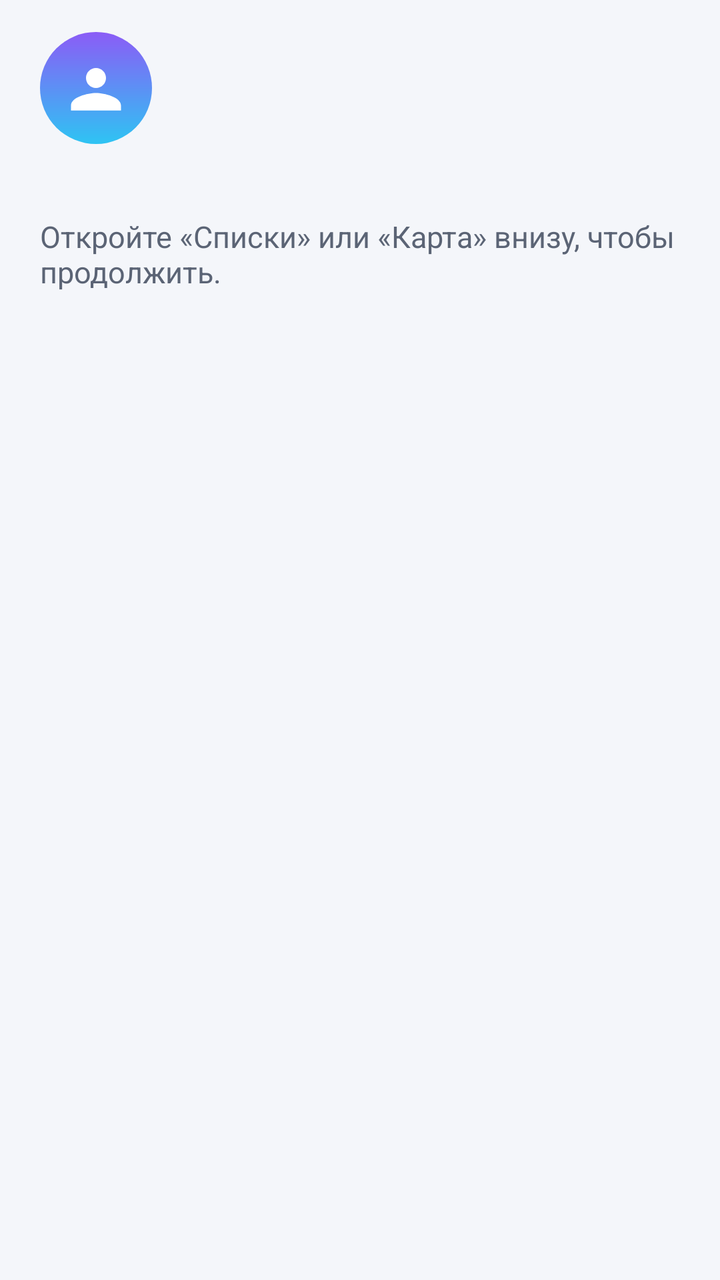
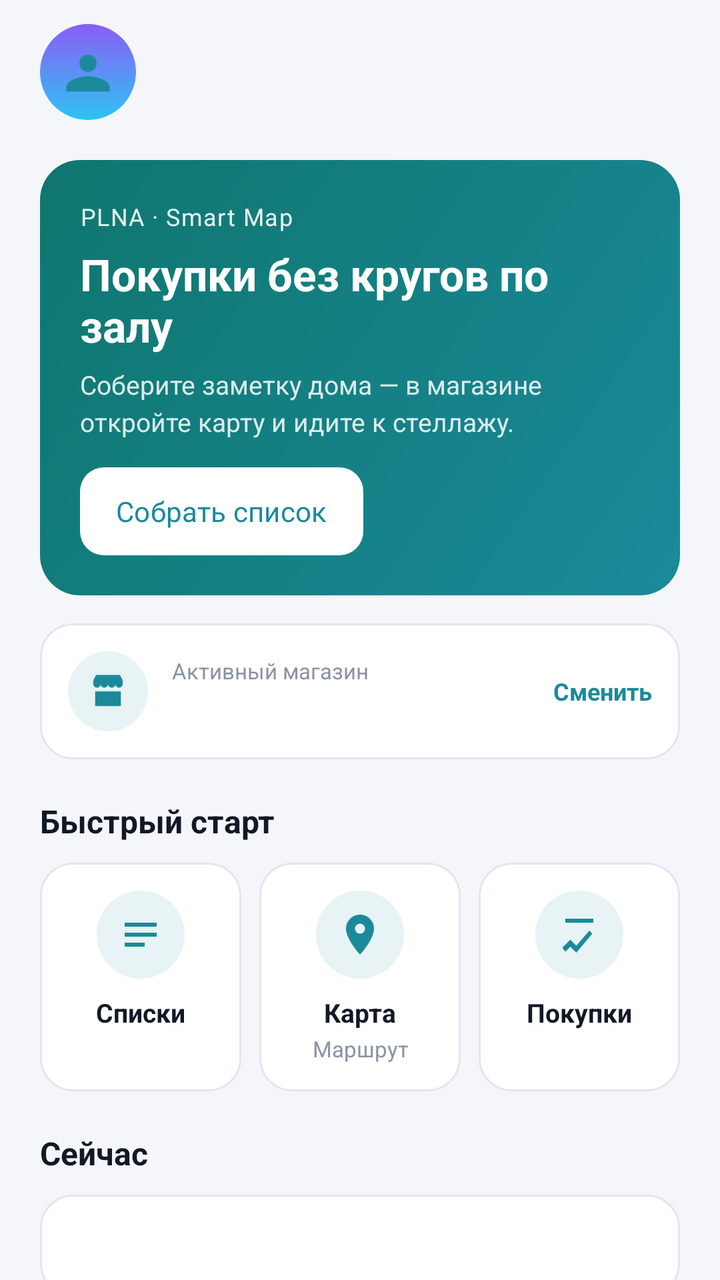

Compare the two renders of this Android layout. The source of the first and the diff that turns it into the second are given below.
<!-- AndroidManifest.xml: application theme Theme.NoteMap -->
<!-- res/layout/fragment_home.xml -->
<?xml version="1.0" encoding="utf-8"?>
<LinearLayout xmlns:android="http://schemas.android.com/apk/res/android"
    android:id="@+id/home_root"
    android:layout_width="match_parent"
    android:layout_height="match_parent"
    android:background="@color/plna_bg"
    android:orientation="vertical"
    android:paddingHorizontal="20dp"
    android:paddingTop="8dp"
    android:paddingBottom="28dp">

    <LinearLayout
        android:id="@+id/user_row"
        android:layout_width="match_parent"
        android:layout_height="wrap_content"
        android:gravity="center_vertical"
        android:orientation="horizontal"
        android:paddingVertical="8dp">

        <FrameLayout
            android:layout_width="56dp"
            android:layout_height="56dp"
            android:background="@drawable/bg_avatar_default">

            <ImageView
                android:id="@+id/user_avatar"
                android:layout_width="30dp"
                android:layout_height="30dp"
                android:layout_gravity="center"
                android:contentDescription="@string/profile_title"
                android:src="@drawable/ic_person" />
        </FrameLayout>

        <LinearLayout
            android:layout_width="0dp"
            android:layout_height="wrap_content"
            android:layout_marginStart="14dp"
            android:layout_weight="1"
            android:orientation="vertical">

            <TextView
                android:id="@+id/user_name"
                android:layout_width="match_parent"
                android:layout_height="wrap_content"
                android:textColor="@color/plna_text"
                android:textSize="22sp"
                android:textStyle="bold" />

            <TextView
                android:id="@+id/user_status"
                android:layout_width="match_parent"
                android:layout_height="wrap_content"
                android:layout_marginTop="2dp"
                android:textColor="@color/plna_text_secondary"
                android:textSize="13sp" />
        </LinearLayout>
    </LinearLayout>

    <TextView
        android:layout_width="match_parent"
        android:layout_height="wrap_content"
        android:layout_marginTop="28dp"
        android:text="@string/home_welcome"
        android:textColor="@color/plna_text_secondary"
        android:textSize="15sp" />
</LinearLayout>
<!-- resources referenced by this layout -->
<resources>
  <string name="home_welcome">Откройте «Списки» или «Карта» внизу, чтобы продолжить.</string>
  <style name="Theme.NoteMap" parent="Theme.MaterialComponents.DayNight.NoActionBar">
          <item name="colorPrimary">@color/plna_accent</item>
          <item name="colorPrimaryVariant">@color/plna_purple_deep</item>
          <item name="colorOnPrimary">@color/plna_bg</item>
          <item name="colorSecondary">@color/plna_purple</item>
          <item name="colorSecondaryVariant">@color/plna_purple_deep</item>
          <item name="colorOnSecondary">@color/white</item>
          <item name="android:statusBarColor">@color/plna_bg</item>
          <item name="android:navigationBarColor">@color/plna_bg</item>
          <item name="android:windowBackground">@color/plna_bg</item>
          <item name="android:colorBackground">@color/plna_bg</item>
          <item name="colorSurface">@color/plna_surface</item>
          <item name="colorOnSurface">@color/plna_text</item>
          <item name="colorError">@color/plna_danger</item>
          <item name="android:windowLightStatusBar">true</item>
      </style>
  <color name="plna_purple_deep">#FF5E45A0</color>
  <color name="plna_purple">#FF7B5FC7</color>
  <!-- unchanged entries left out for length: 10 -->
</resources>

<!-- the commit's change to res/layout/fragment_home.xml (unified diff, before → after) -->
@@ -1,66 +1,369 @@
 <?xml version="1.0" encoding="utf-8"?>
-<LinearLayout xmlns:android="http://schemas.android.com/apk/res/android"
-    android:id="@+id/home_root"
+<androidx.core.widget.NestedScrollView xmlns:android="http://schemas.android.com/apk/res/android"
+    xmlns:app="http://schemas.android.com/apk/res-auto"
+    android:id="@+id/home_scroll"
     android:layout_width="match_parent"
     android:layout_height="match_parent"
     android:background="@color/plna_bg"
-    android:orientation="vertical"
-    android:paddingHorizontal="20dp"
-    android:paddingTop="8dp"
-    android:paddingBottom="28dp">
+    android:fillViewport="true">
 
     <LinearLayout
-        android:id="@+id/user_row"
+        android:id="@+id/home_root"
         android:layout_width="match_parent"
         android:layout_height="wrap_content"
-        android:gravity="center_vertical"
-        android:orientation="horizontal"
-        android:paddingVertical="8dp">
-
-        <FrameLayout
-            android:layout_width="56dp"
-            android:layout_height="56dp"
-            android:background="@drawable/bg_avatar_default">
-
-            <ImageView
-                android:id="@+id/user_avatar"
-                android:layout_width="30dp"
-                android:layout_height="30dp"
-                android:layout_gravity="center"
-                android:contentDescription="@string/profile_title"
-                android:src="@drawable/ic_person" />
-        </FrameLayout>
-
-        <LinearLayout
-            android:layout_width="0dp"
-            android:layout_height="wrap_content"
-            android:layout_marginStart="14dp"
-            android:layout_weight="1"
-            android:orientation="vertical">
-
-            <TextView
-                android:id="@+id/user_name"
+        android:orientation="vertical"
+        android:paddingHorizontal="20dp"
+        android:paddingTop="8dp"
+        android:paddingBottom="28dp">
+
+        
+        <LinearLayout
+            android:id="@+id/user_row"
+            android:layout_width="match_parent"
+            android:layout_height="wrap_content"
+            android:gravity="center_vertical"
+            android:orientation="horizontal"
+            android:paddingVertical="4dp">
+
+            <FrameLayout
+                android:layout_width="48dp"
+                android:layout_height="48dp"
+                android:background="@drawable/bg_avatar_default">
+
+                <ImageView
+                    android:id="@+id/user_avatar"
+                    android:layout_width="26dp"
+                    android:layout_height="26dp"
+                    android:layout_gravity="center"
+                    android:contentDescription="@string/profile_title"
+                    android:src="@drawable/ic_person"
+                    app:tint="@color/plna_accent" />
+            </FrameLayout>
+
+            <LinearLayout
+                android:layout_width="0dp"
+                android:layout_height="wrap_content"
+                android:layout_marginStart="12dp"
+                android:layout_weight="1"
+                android:orientation="vertical">
+
+                <TextView
+                    android:id="@+id/user_greeting"
+                    android:layout_width="match_parent"
+                    android:layout_height="wrap_content"
+                    android:fontFamily="sans-serif-medium"
+                    android:textColor="@color/plna_text_muted"
+                    android:textSize="13sp" />
+
+                <TextView
+                    android:id="@+id/user_name"
+                    android:layout_width="match_parent"
+                    android:layout_height="wrap_content"
+                    android:ellipsize="end"
+                    android:fontFamily="sans-serif-medium"
+                    android:maxLines="1"
+                    android:textColor="@color/plna_text"
+                    android:textSize="22sp"
+                    android:textStyle="bold" />
+            </LinearLayout>
+        </LinearLayout>
+
+        
+        <LinearLayout
+            android:layout_width="match_parent"
+            android:layout_height="wrap_content"
+            android:layout_marginTop="16dp"
+            android:background="@drawable/bg_home_hero"
+            android:orientation="vertical"
+            android:padding="20dp">
+
+            <TextView
                 android:layout_width="match_parent"
                 android:layout_height="wrap_content"
-                android:textColor="@color/plna_text"
+                android:fontFamily="sans-serif-medium"
+                android:letterSpacing="0.04"
+                android:text="@string/home_brand"
+                android:textColor="#E6FFFFFF"
+                android:textSize="12sp" />
+
+            <TextView
+                android:layout_width="match_parent"
+                android:layout_height="wrap_content"
+                android:layout_marginTop="6dp"
+                android:fontFamily="sans-serif-medium"
+                android:text="@string/home_hero_title"
+                android:textColor="@color/white"
                 android:textSize="22sp"
                 android:textStyle="bold" />
 
             <TextView
-                android:id="@+id/user_status"
                 android:layout_width="match_parent"
                 android:layout_height="wrap_content"
-                android:layout_marginTop="2dp"
+                android:layout_marginTop="6dp"
+                android:lineSpacingMultiplier="1.2"
+                android:text="@string/home_hero_body"
+                android:textColor="#D9FFFFFF"
+                android:textSize="13sp" />
+
+            <com.google.android.material.button.MaterialButton
+                android:id="@+id/btn_home_start"
+                android:layout_width="wrap_content"
+                android:layout_height="44dp"
+                android:layout_marginTop="14dp"
+                android:insetTop="0dp"
+                android:insetBottom="0dp"
+                android:minWidth="0dp"
+                android:paddingHorizontal="18dp"
+                android:text="@string/home_cta_list"
+                android:textColor="@color/plna_accent"
+                app:backgroundTint="@color/white"
+                app:cornerRadius="12dp" />
+        </LinearLayout>
+
+        
+        <LinearLayout
+            android:id="@+id/store_card"
+            android:layout_width="match_parent"
+            android:layout_height="wrap_content"
+            android:layout_marginTop="14dp"
+            android:background="@drawable/bg_home_tile"
+            android:clickable="true"
+            android:focusable="true"
+            android:gravity="center_vertical"
+            android:orientation="horizontal"
+            android:padding="14dp">
+
+            <FrameLayout
+                android:layout_width="40dp"
+                android:layout_height="40dp"
+                android:background="@drawable/bg_home_icon">
+
+                <ImageView
+                    android:layout_width="22dp"
+                    android:layout_height="22dp"
+                    android:layout_gravity="center"
+                    android:contentDescription="@string/change_store"
+                    android:src="@drawable/ic_home_store" />
+            </FrameLayout>
+
+            <LinearLayout
+                android:layout_width="0dp"
+                android:layout_height="wrap_content"
+                android:layout_marginStart="12dp"
+                android:layout_weight="1"
+                android:orientation="vertical">
+
+                <TextView
+                    android:layout_width="match_parent"
+                    android:layout_height="wrap_content"
+                    android:fontFamily="sans-serif-medium"
+                    android:text="@string/home_store_label"
+                    android:textColor="@color/plna_text_muted"
+                    android:textSize="11sp" />
+
+                <TextView
+                    android:id="@+id/home_store_name"
+                    android:layout_width="match_parent"
+                    android:layout_height="wrap_content"
+                    android:ellipsize="end"
+                    android:fontFamily="sans-serif-medium"
+                    android:maxLines="1"
+                    android:textColor="@color/plna_text"
+                    android:textSize="15sp"
+                    android:textStyle="bold" />
+            </LinearLayout>
+
+            <TextView
+                android:layout_width="wrap_content"
+                android:layout_height="wrap_content"
+                android:text="@string/home_store_change"
+                android:textColor="@color/plna_accent"
+                android:textSize="12sp"
+                android:textStyle="bold" />
+        </LinearLayout>
+
+        
+        <TextView
+            android:layout_width="match_parent"
+            android:layout_height="wrap_content"
+            android:layout_marginTop="20dp"
+            android:fontFamily="sans-serif-medium"
+            android:text="@string/home_section_actions"
+            android:textColor="@color/plna_text"
+            android:textSize="16sp"
+            android:textStyle="bold" />
+
+        <LinearLayout
+            android:layout_width="match_parent"
+            android:layout_height="wrap_content"
+            android:layout_marginTop="10dp"
+            android:orientation="horizontal">
+
+            <LinearLayout
+                android:id="@+id/tile_lists"
+                android:layout_width="0dp"
+                android:layout_height="wrap_content"
+                android:layout_marginEnd="6dp"
+                android:layout_weight="1"
+                android:background="@drawable/bg_home_tile"
+                android:clickable="true"
+                android:focusable="true"
+                android:gravity="center_horizontal"
+                android:orientation="vertical"
+                android:padding="14dp">
+
+                <FrameLayout
+                    android:layout_width="44dp"
+                    android:layout_height="44dp"
+                    android:background="@drawable/bg_home_icon">
+
+                    <ImageView
+                        android:layout_width="24dp"
+                        android:layout_height="24dp"
+                        android:layout_gravity="center"
+                        android:contentDescription="@string/nav_lists"
+                        android:src="@drawable/ic_home_lists" />
+                </FrameLayout>
+
+                <TextView
+                    android:layout_width="wrap_content"
+                    android:layout_height="wrap_content"
+                    android:layout_marginTop="8dp"
+                    android:fontFamily="sans-serif-medium"
+                    android:text="@string/nav_lists"
+                    android:textColor="@color/plna_text"
+                    android:textSize="13sp"
+                    android:textStyle="bold" />
+
+                <TextView
+                    android:id="@+id/tile_lists_meta"
+                    android:layout_width="wrap_content"
+                    android:layout_height="wrap_content"
+                    android:layout_marginTop="2dp"
+                    android:gravity="center"
+                    android:textColor="@color/plna_text_muted"
+                    android:textSize="11sp" />
+            </LinearLayout>
+
+            <LinearLayout
+                android:id="@+id/tile_map"
+                android:layout_width="0dp"
+                android:layout_height="wrap_content"
+                android:layout_marginHorizontal="3dp"
+                android:layout_weight="1"
+                android:background="@drawable/bg_home_tile"
+                android:clickable="true"
+                android:focusable="true"
+                android:gravity="center_horizontal"
+                android:orientation="vertical"
+                android:padding="14dp">
+
+                <FrameLayout
+                    android:layout_width="44dp"
+                    android:layout_height="44dp"
+                    android:background="@drawable/bg_home_icon">
+
+                    <ImageView
+                        android:layout_width="24dp"
+                        android:layout_height="24dp"
+                        android:layout_gravity="center"
+                        android:contentDescription="@string/nav_map"
+                        android:src="@drawable/ic_home_map" />
+                </FrameLayout>
+
+                <TextView
+                    android:layout_width="wrap_content"
+                    android:layout_height="wrap_content"
+                    android:layout_marginTop="8dp"
+                    android:fontFamily="sans-serif-medium"
+                    android:text="@string/nav_map"
+                    android:textColor="@color/plna_text"
+                    android:textSize="13sp"
+                    android:textStyle="bold" />
+
+                <TextView
+                    android:layout_width="wrap_content"
+                    android:layout_height="wrap_content"
+                    android:layout_marginTop="2dp"
+                    android:gravity="center"
+                    android:text="@string/home_tile_map_meta"
+                    android:textColor="@color/plna_text_muted"
+                    android:textSize="11sp" />
+            </LinearLayout>
+
+            <LinearLayout
+                android:id="@+id/tile_insights"
+                android:layout_width="0dp"
+                android:layout_height="wrap_content"
+                android:layout_marginStart="6dp"
+                android:layout_weight="1"
+                android:background="@drawable/bg_home_tile"
+                android:clickable="true"
+                android:focusable="true"
+                android:gravity="center_horizontal"
+                android:orientation="vertical"
+                android:padding="14dp">
+
+                <FrameLayout
+                    android:layout_width="44dp"
+                    android:layout_height="44dp"
+                    android:background="@drawable/bg_home_icon">
+
+                    <ImageView
+                        android:layout_width="24dp"
+                        android:layout_height="24dp"
+                        android:layout_gravity="center"
+                        android:contentDescription="@string/insights_title"
+                        android:src="@drawable/ic_home_insights" />
+                </FrameLayout>
+
+                <TextView
+                    android:layout_width="wrap_content"
+                    android:layout_height="wrap_content"
+                    android:layout_marginTop="8dp"
+                    android:fontFamily="sans-serif-medium"
+                    android:text="@string/home_tile_insights"
+                    android:textColor="@color/plna_text"
+                    android:textSize="13sp"
+                    android:textStyle="bold" />
+
+                <TextView
+                    android:id="@+id/tile_insights_meta"
+                    android:layout_width="wrap_content"
+                    android:layout_height="wrap_content"
+                    android:layout_marginTop="2dp"
+                    android:gravity="center"
+                    android:textColor="@color/plna_text_muted"
+                    android:textSize="11sp" />
+            </LinearLayout>
+        </LinearLayout>
+
+        
+        <TextView
+            android:layout_width="match_parent"
+            android:layout_height="wrap_content"
+            android:layout_marginTop="20dp"
+            android:fontFamily="sans-serif-medium"
+            android:text="@string/home_section_summary"
+            android:textColor="@color/plna_text"
+            android:textSize="16sp"
+            android:textStyle="bold" />
+
+        <LinearLayout
+            android:layout_width="match_parent"
+            android:layout_height="wrap_content"
+            android:layout_marginTop="10dp"
+            android:background="@drawable/bg_home_tile"
+            android:orientation="vertical"
+            android:padding="16dp">
+
+            <TextView
+                android:id="@+id/home_summary"
+                android:layout_width="match_parent"
+                android:layout_height="wrap_content"
+                android:lineSpacingMultiplier="1.25"
                 android:textColor="@color/plna_text_secondary"
-                android:textSize="13sp" />
+                android:textSize="14sp" />
         </LinearLayout>
     </LinearLayout>
-
-    <TextView
-        android:layout_width="match_parent"
-        android:layout_height="wrap_content"
-        android:layout_marginTop="28dp"
-        android:text="@string/home_welcome"
-        android:textColor="@color/plna_text_secondary"
-        android:textSize="15sp" />
-</LinearLayout>
+</androidx.core.widget.NestedScrollView>
<!-- resource entries referenced after the edit -->
@@ -1,24 +1,115 @@
 <!-- resources referenced by this layout -->
 <resources>
-  <string name="home_welcome">Откройте «Списки» или «Карта» внизу, чтобы продолжить.</string>
-  <style name="Theme.NoteMap" parent="Theme.MaterialComponents.DayNight.NoActionBar">
+  <color name="plna_text_muted">#FF8A93A3</color>
+  <!-- drawable bg_home_hero (drawable) -->
+  <?xml version="1.0" encoding="utf-8"?>
+  <shape xmlns:android="http://schemas.android.com/apk/res/android">
+      <gradient
+          android:angle="135"
+          android:endColor="#FF0F766E"
+          android:startColor="#FF1A8A9A"
+          android:type="linear" />
+      <corners android:radius="20dp" />
+  </shape>
+  <!-- drawable bg_home_icon (drawable) -->
+  <?xml version="1.0" encoding="utf-8"?>
+  <shape xmlns:android="http://schemas.android.com/apk/res/android"
+      android:shape="oval">
+      <solid android:color="#1A1A8A9A" />
+  </shape>
+  <!-- drawable bg_home_tile (drawable) -->
+  <?xml version="1.0" encoding="utf-8"?>
+  <shape xmlns:android="http://schemas.android.com/apk/res/android">
+      <solid android:color="@color/plna_surface" />
+      <corners android:radius="16dp" />
+      <stroke
+          android:width="1dp"
+          android:color="@color/plna_stroke" />
+  </shape>
+  <!-- drawable ic_home_insights (drawable) -->
+  <?xml version="1.0" encoding="utf-8"?>
+  <vector xmlns:android="http://schemas.android.com/apk/res/android"
+      android:width="24dp"
+      android:height="24dp"
+      android:viewportWidth="24"
+      android:viewportHeight="24">
+      <path
+          android:fillColor="#FF1A8A9A"
+          android:pathData="M3.5,18.5l4,-4 3,3 6.5,-7.5 1.5,1.5 -8,9.5 -3,-3 -2.5,2.5zM5,4h14v2H5V4z" />
+  </vector>
+  <!-- drawable ic_home_lists (drawable) -->
+  <?xml version="1.0" encoding="utf-8"?>
+  <vector xmlns:android="http://schemas.android.com/apk/res/android"
+      android:width="24dp"
+      android:height="24dp"
+      android:viewportWidth="24"
+      android:viewportHeight="24">
+      <path
+          android:fillColor="#FF1A8A9A"
+          android:pathData="M4,6h16v2H4V6zM4,11h16v2H4V11zM4,16h10v2H4V16z" />
+  </vector>
+  <!-- drawable ic_home_map (drawable) -->
+  <?xml version="1.0" encoding="utf-8"?>
+  <vector xmlns:android="http://schemas.android.com/apk/res/android"
+      android:width="24dp"
+      android:height="24dp"
+      android:viewportWidth="24"
+      android:viewportHeight="24">
+      <path
+          android:fillColor="#FF1A8A9A"
+          android:pathData="M12,2C8.13,2 5,5.13 5,9c0,5.25 7,13 7,13s7,-7.75 7,-13c0,-3.87 -3.13,-7 -7,-7zM12,11.5c-1.38,0 -2.5,-1.12 -2.5,-2.5s1.12,-2.5 2.5,-2.5 2.5,1.12 2.5,2.5 -1.12,2.5 -2.5,2.5z" />
+  </vector>
+  <!-- drawable ic_home_store (drawable) -->
+  <?xml version="1.0" encoding="utf-8"?>
+  <vector xmlns:android="http://schemas.android.com/apk/res/android"
+      android:width="24dp"
+      android:height="24dp"
+      android:viewportWidth="24"
+      android:viewportHeight="24">
+      <path
+          android:fillColor="#FF1A8A9A"
+          android:pathData="M4,6l1.5,-3h13L20,6v2c0,1.1 -0.9,2 -2,2s-2,-0.9 -2,-2c0,1.1 -0.9,2 -2,2s-2,-0.9 -2,-2c0,1.1 -0.9,2 -2,2s-2,-0.9 -2,-2c0,1.1 -0.9,2 -2,2S4,9.1 4,8V6zM5,12h14v8H5v-8z" />
+  </vector>
+  <string name="change_store">Сменить магазин</string>
+  <string name="home_brand">PLNA · Smart Map</string>
+  <string name="home_cta_list">Собрать список</string>
+  <string name="home_hero_body">Соберите заметку дома — в магазине откройте карту и идите к стеллажу.</string>
+  <string name="home_hero_title">Покупки без кругов по залу</string>
+  <string name="home_section_actions">Быстрый старт</string>
+  <string name="home_section_summary">Сейчас</string>
+  <string name="home_store_change">Сменить</string>
+  <string name="home_store_label">Активный магазин</string>
+  <string name="home_tile_insights">Покупки</string>
+  <string name="home_tile_map_meta">Маршрут</string>
+  <string name="insights_title">Мои покупки</string>
+  <string name="nav_lists">Списки</string>
+  <string name="nav_map">Карта</string>
+  <style name="Theme.NoteMap" parent="Theme.Material3.Light.NoActionBar">
           <item name="colorPrimary">@color/plna_accent</item>
-          <item name="colorPrimaryVariant">@color/plna_purple_deep</item>
-          <item name="colorOnPrimary">@color/plna_bg</item>
-          <item name="colorSecondary">@color/plna_purple</item>
-          <item name="colorSecondaryVariant">@color/plna_purple_deep</item>
+          <item name="colorOnPrimary">@color/white</item>
+          <item name="colorPrimaryContainer">@color/plna_accent_soft</item>
+          <item name="colorOnPrimaryContainer">@color/plna_text</item>
+          <item name="colorSecondary">@color/plna_accent_soft</item>
           <item name="colorOnSecondary">@color/white</item>
+          <item name="colorSecondaryContainer">@color/plna_surface_elevated</item>
+          <item name="colorOnSecondaryContainer">@color/plna_text</item>
+          <item name="colorTertiary">@color/plna_accent</item>
+          <item name="colorSurface">@color/plna_surface</item>
+          <item name="colorOnSurface">@color/plna_text</item>
+          <item name="colorOnSurfaceVariant">@color/plna_text_secondary</item>
+          <item name="colorOutline">@color/plna_stroke</item>
           <item name="android:statusBarColor">@color/plna_bg</item>
           <item name="android:navigationBarColor">@color/plna_bg</item>
           <item name="android:windowBackground">@color/plna_bg</item>
           <item name="android:colorBackground">@color/plna_bg</item>
-          <item name="colorSurface">@color/plna_surface</item>
-          <item name="colorOnSurface">@color/plna_text</item>
           <item name="colorError">@color/plna_danger</item>
           <item name="android:windowLightStatusBar">true</item>
+          <item name="fontFamily">sans-serif</item>
+          <item name="android:fontFamily">sans-serif</item>
       </style>
-  <color name="plna_purple_deep">#FF5E45A0</color>
-  <color name="plna_purple">#FF7B5FC7</color>
+  <color name="plna_stroke">#FFE2E6EE</color>
+  <color name="plna_accent_soft">#FF3A9EAE</color>
+  <color name="plna_surface_elevated">#FFFFFFFF</color>
   <!-- unchanged entries left out for length: 10 -->
 </resources>
 
